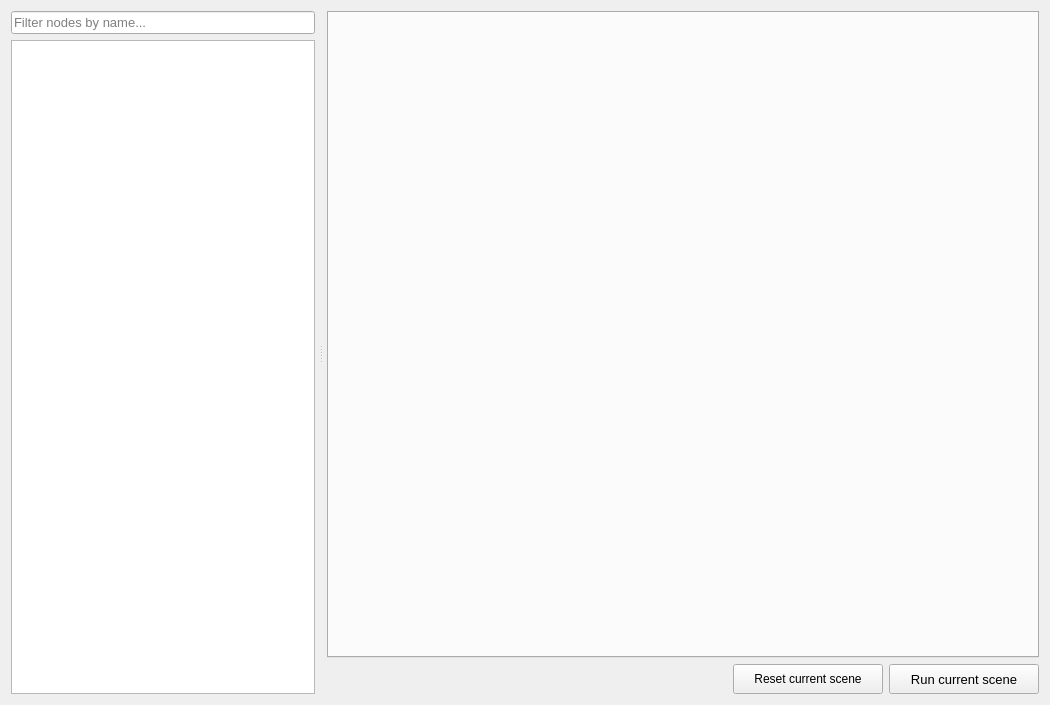
Qt form graphic/ui/all_nodes.ui (jaimervq/all_nodes) before a commit.
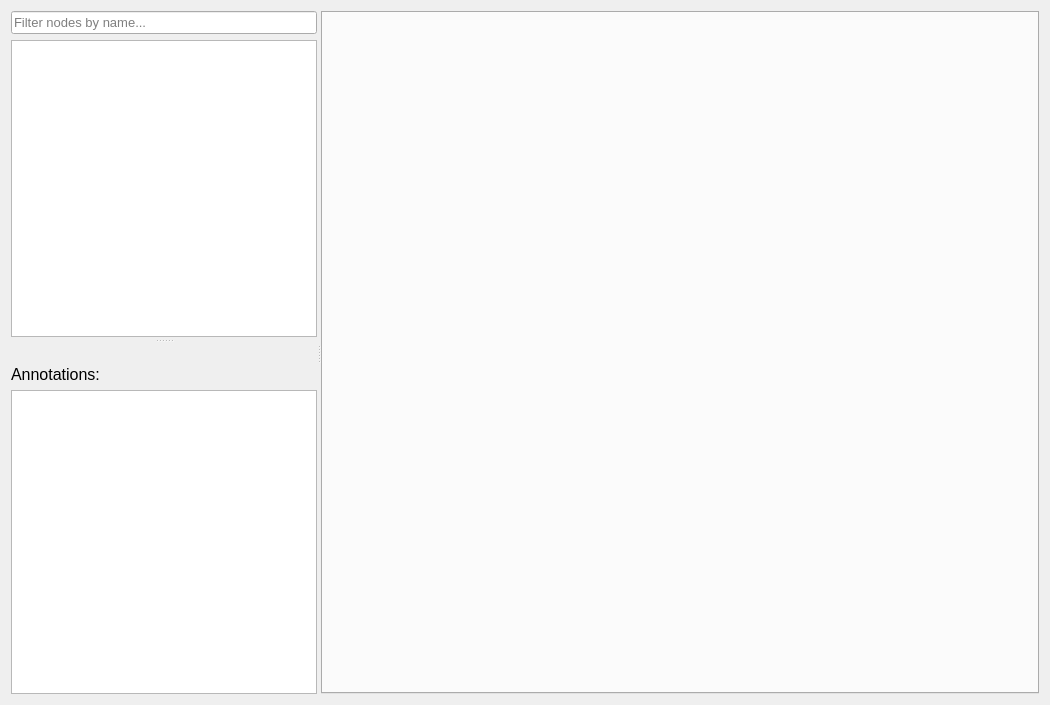
The same form after that commit.

```diff
--- a/graphic/ui/all_nodes.ui
+++ b/graphic/ui/all_nodes.ui
@@ -21,9 +21,13 @@
     <widget class="QSplitter" name="splitter">
      <property name="orientation">
       <enum>Qt::Horizontal</enum>
+     </property>
+     <widget class="QSplitter" name="splitter_libs">
+      <property name="orientation">
+       <enum>Qt::Vertical</enum>
      </property>
      <property name="handleWidth">
-      <number>12</number>
+       <number>8</number>
      </property>
      <widget class="QWidget" name="layoutWidget">
       <layout class="QVBoxLayout" name="verticalLayout">
@@ -60,8 +64,56 @@
       </layout>
      </widget>
      <widget class="QWidget" name="layoutWidget">
+       <layout class="QVBoxLayout" name="verticalLayout_2">
+        <item>
+         <spacer name="verticalSpacer">
+          <property name="orientation">
+           <enum>Qt::Vertical</enum>
+          </property>
+          <property name="sizeType">
+           <enum>QSizePolicy::Fixed</enum>
+          </property>
+          <property name="sizeHint" stdset="0">
+           <size>
+            <width>20</width>
+            <height>20</height>
+           </size>
+          </property>
+         </spacer>
+        </item>
+        <item>
+         <widget class="QLabel" name="label">
+          <property name="font">
+           <font>
+            <pointsize>12</pointsize>
+           </font>
+          </property>
+          <property name="text">
+           <string>Annotations:</string>
+          </property>
+         </widget>
+        </item>
+        <item>
+         <widget class="QTreeWidget" name="annotations_tree">
+          <property name="indentation">
+           <number>2</number>
+          </property>
+          <property name="headerHidden">
+           <bool>true</bool>
+          </property>
+          <column>
+           <property name="text">
+            <string notr="true">1</string>
+           </property>
+          </column>
+         </widget>
+        </item>
+       </layout>
+      </widget>
+     </widget>
+     <widget class="QWidget" name="layoutWidget">
       <layout class="QGridLayout" name="gridLayout">
-       <item row="0" column="0" colspan="3">
+       <item row="0" column="0" colspan="2">
         <widget class="QTabWidget" name="tabWidget">
          <property name="minimumSize">
           <size>
@@ -74,50 +126,6 @@
          </property>
         </widget>
        </item>
-       <item row="1" column="2">
-        <widget class="QPushButton" name="run_current_btn">
-         <property name="minimumSize">
-          <size>
-           <width>150</width>
-           <height>30</height>
-          </size>
-         </property>
-         <property name="font">
-          <font>
-           <pointsize>10</pointsize>
-          </font>
-         </property>
-         <property name="text">
-          <string>Run current scene</string>
-         </property>
-        </widget>
-       </item>
-       <item row="1" column="0">
-        <spacer name="horizontalSpacer">
-         <property name="orientation">
-          <enum>Qt::Horizontal</enum>
-         </property>
-         <property name="sizeHint" stdset="0">
-          <size>
-           <width>40</width>
-           <height>20</height>
-          </size>
-         </property>
-        </spacer>
-       </item>
-       <item row="1" column="1">
-        <widget class="QPushButton" name="reset_current_btn">
-         <property name="minimumSize">
-          <size>
-           <width>150</width>
-           <height>30</height>
-          </size>
-         </property>
-         <property name="text">
-          <string>Reset current scene</string>
-         </property>
-        </widget>
-       </item>
       </layout>
      </widget>
     </widget>
```
Left out of the diff: 2 changed lines with no effect on the pictures. Lines whose indentation alone changed are shown as unchanged.
